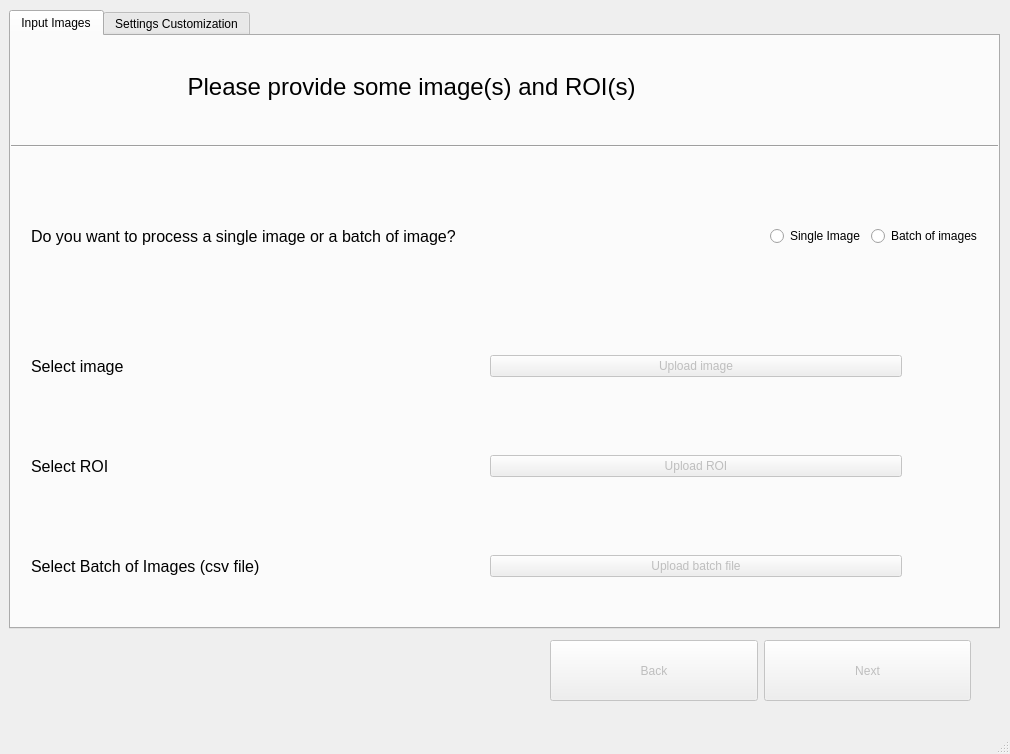
Qt form ui/radiomics-feature-extractor.ui (manos-mark/radiomics-features-extraction) before a commit.
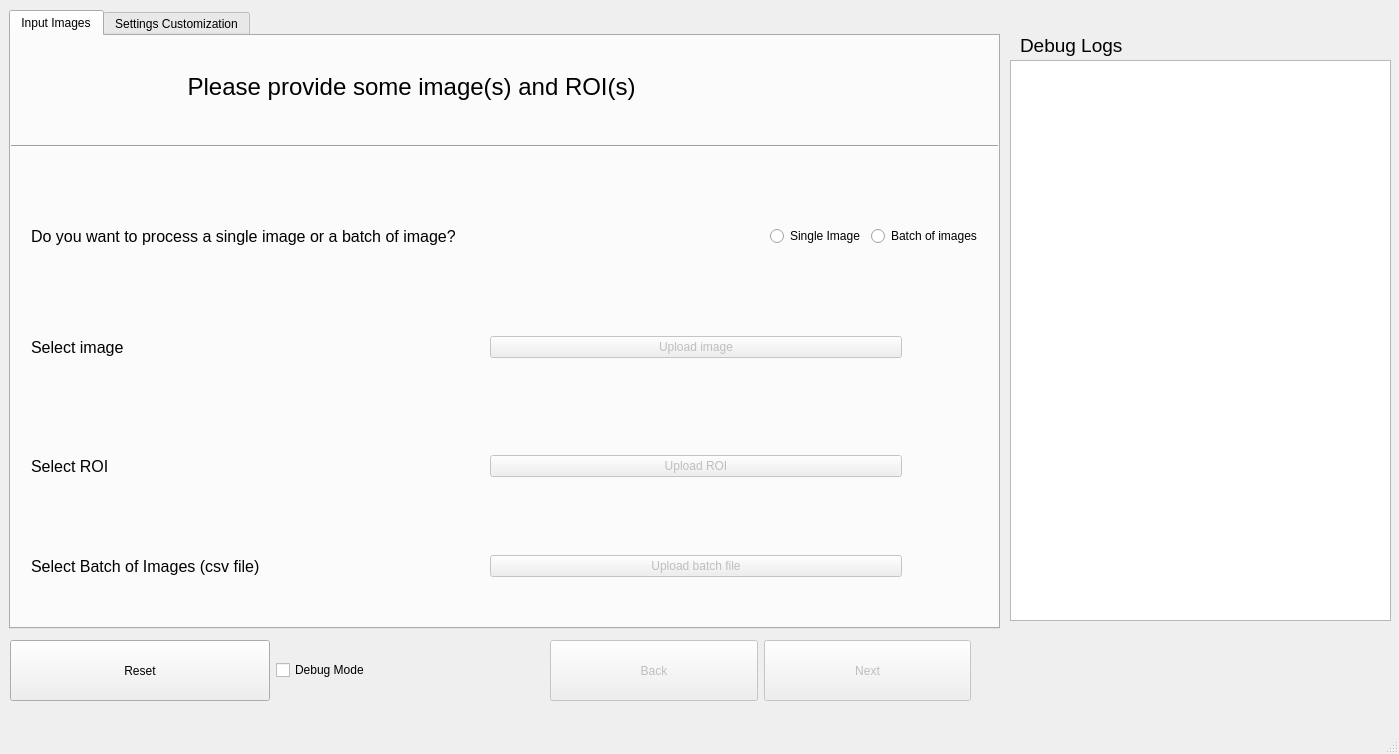
The same form after that commit. The open tabs and pages were chosen to show the change.

Commit message: input tab log mode

Diff of the .ui file:
```diff
--- a/ui/radiomics-feature-extractor.ui
+++ b/ui/radiomics-feature-extractor.ui
@@ -6,7 +6,7 @@
    <rect>
     <x>0</x>
     <y>0</y>
-    <width>1010</width>
+    <width>1399</width>
     <height>754</height>
    </rect>
   </property>
@@ -184,62 +184,6 @@
        <string> Please provide some image(s) and ROI(s) </string>
       </property>
      </widget>
-     <widget class="QWidget" name="horizontalLayoutWidget_2">
-      <property name="geometry">
-       <rect>
-        <x>20</x>
-        <y>300</y>
-        <width>871</width>
-        <height>61</height>
-       </rect>
-      </property>
-      <layout class="QHBoxLayout" name="horizontalLayout_2">
-       <item>
-        <widget class="QLabel" name="label_3">
-         <property name="minimumSize">
-          <size>
-           <width>100</width>
-           <height>0</height>
-          </size>
-         </property>
-         <property name="font">
-          <font>
-           <pointsize>12</pointsize>
-          </font>
-         </property>
-         <property name="text">
-          <string>Select image </string>
-         </property>
-        </widget>
-       </item>
-       <item>
-        <spacer name="horizontalSpacer_2">
-         <property name="orientation">
-          <enum>Qt::Horizontal</enum>
-         </property>
-         <property name="sizeType">
-          <enum>QSizePolicy::Minimum</enum>
-         </property>
-         <property name="sizeHint" stdset="0">
-          <size>
-           <width>40</width>
-           <height>20</height>
-          </size>
-         </property>
-        </spacer>
-       </item>
-       <item>
-        <widget class="QPushButton" name="upload_image_btn">
-         <property name="enabled">
-          <bool>false</bool>
-         </property>
-         <property name="text">
-          <string>Upload image</string>
-         </property>
-        </widget>
-       </item>
-      </layout>
-     </widget>
      <widget class="Line" name="line">
       <property name="geometry">
        <rect>
@@ -356,6 +300,88 @@
        </item>
       </layout>
      </widget>
+     <widget class="QWidget" name="verticalLayoutWidget_2">
+      <property name="geometry">
+       <rect>
+        <x>20</x>
+        <y>300</y>
+        <width>871</width>
+        <height>81</height>
+       </rect>
+      </property>
+      <layout class="QVBoxLayout" name="verticalLayout_3">
+       <item>
+        <layout class="QHBoxLayout" name="horizontalLayout_2">
+         <item>
+          <widget class="QLabel" name="label_3">
+           <property name="minimumSize">
+            <size>
+             <width>100</width>
+             <height>0</height>
+            </size>
+           </property>
+           <property name="font">
+            <font>
+             <pointsize>12</pointsize>
+            </font>
+           </property>
+           <property name="text">
+            <string>Select image </string>
+           </property>
+          </widget>
+         </item>
+         <item>
+          <spacer name="horizontalSpacer_2">
+           <property name="orientation">
+            <enum>Qt::Horizontal</enum>
+           </property>
+           <property name="sizeType">
+            <enum>QSizePolicy::Minimum</enum>
+           </property>
+           <property name="sizeHint" stdset="0">
+            <size>
+             <width>40</width>
+             <height>20</height>
+            </size>
+           </property>
+          </spacer>
+         </item>
+         <item>
+          <widget class="QPushButton" name="upload_image_btn">
+           <property name="enabled">
+            <bool>false</bool>
+           </property>
+           <property name="text">
+            <string>Upload image</string>
+           </property>
+          </widget>
+         </item>
+        </layout>
+       </item>
+       <item>
+        <widget class="QLabel" name="label_image_path">
+         <property name="sizePolicy">
+          <sizepolicy hsizetype="Preferred" vsizetype="Preferred">
+           <horstretch>0</horstretch>
+           <verstretch>0</verstretch>
+          </sizepolicy>
+         </property>
+         <property name="maximumSize">
+          <size>
+           <width>16777215</width>
+           <height>13777215</height>
+          </size>
+         </property>
+         <property name="text">
+          <string/>
+         </property>
+         <property name="alignment">
+          <set>Qt::AlignRight|Qt::AlignTrailing|Qt::AlignVCenter</set>
+         </property>
+        </widget>
+       </item>
+      </layout>
+     </widget>
     </widget>
     <widget class="QWidget" name="settings_tab">
      <property name="enabled">
@@ -620,6 +646,81 @@
      </item>
     </layout>
    </widget>
+   <widget class="QWidget" name="horizontalLayoutWidget_8">
+    <property name="geometry">
+     <rect>
+      <x>10</x>
+      <y>640</y>
+      <width>411</width>
+      <height>61</height>
+     </rect>
+    </property>
+    <layout class="QHBoxLayout" name="horizontalLayout_8">
+     <item>
+      <widget class="QPushButton" name="reset_btn">
+       <property name="enabled">
+        <bool>true</bool>
+       </property>
+       <property name="sizePolicy">
+        <sizepolicy hsizetype="Expanding" vsizetype="Preferred">
+         <horstretch>0</horstretch>
+         <verstretch>0</verstretch>
+        </sizepolicy>
+       </property>
+       <property name="maximumSize">
+        <size>
+         <width>260</width>
+         <height>16777215</height>
+        </size>
+       </property>
+       <property name="text">
+        <string>Reset</string>
+       </property>
+      </widget>
+     </item>
+     <item>
+      <widget class="QCheckBox" name="debug_mode_checkbox">
+       <property name="text">
+        <string>Debug Mode</string>
+       </property>
+       <property name="checked">
+        <bool>false</bool>
+       </property>
+       <property name="tristate">
+        <bool>false</bool>
+       </property>
+      </widget>
+     </item>
+    </layout>
+   </widget>
+   <widget class="QLabel" name="log_label">
+    <property name="geometry">
+     <rect>
+      <x>1020</x>
+      <y>35</y>
+      <width>371</width>
+      <height>21</height>
+     </rect>
+    </property>
+    <property name="font">
+     <font>
+      <pointsize>14</pointsize>
+     </font>
+    </property>
+    <property name="text">
+     <string>Debug Logs</string>
+    </property>
+   </widget>
+   <widget class="QTextEdit" name="log_text_edit">
+    <property name="geometry">
+     <rect>
+      <x>1010</x>
+      <y>60</y>
+      <width>381</width>
+      <height>561</height>
+     </rect>
+    </property>
+   </widget>
   </widget>
   <widget class="QMenuBar" name="menubar">
    <property name="geometry">
```
Left out of the diff: 8 changed lines with no effect on the pictures. The commit also changes 4 other files.
